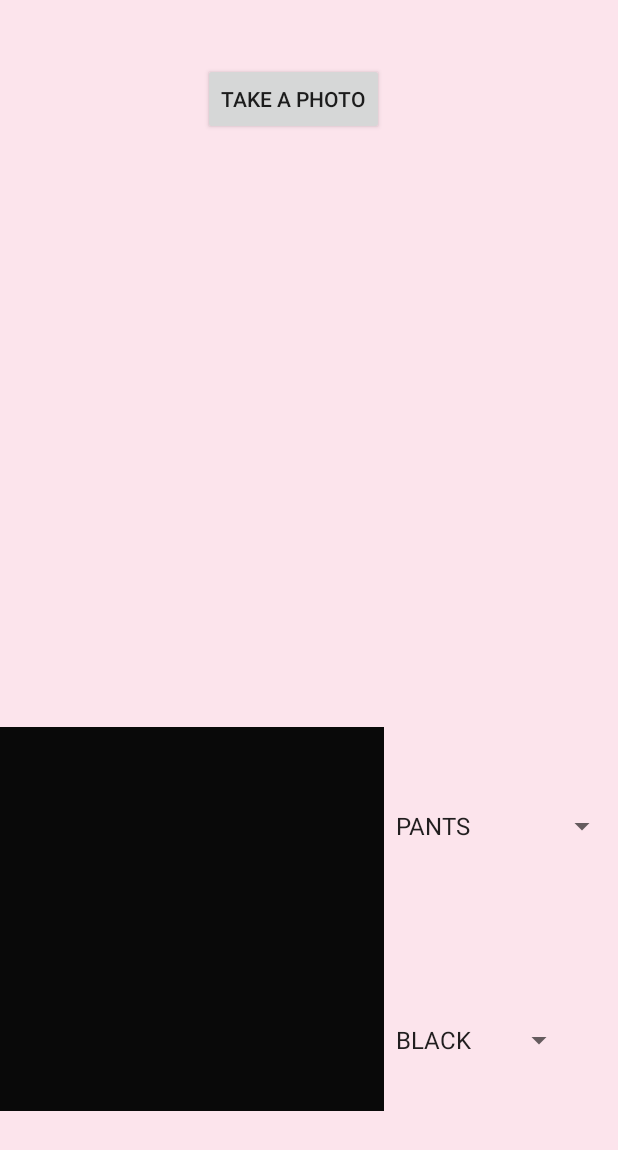
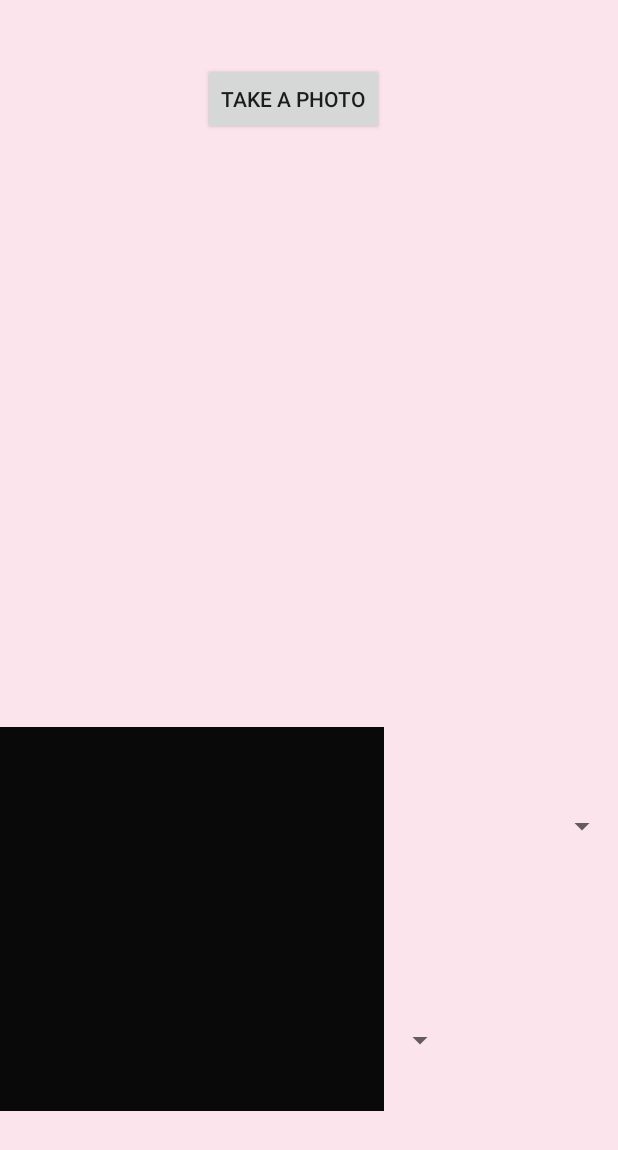
Before and after one commit to SimonaNP/DressMeUp, an Android app: the SaveImage screen opened directly, with no data from a screen before it, on a phone screen of 412 x 824 dp. Shown: the top 1150 px of the screen. Run offline under Robolectric (Android 15) with nearby library versions, the phone set to English and light mode, and no system bars.

Commit message:
changes in Add Item button

```diff
--- a/app/src/main/AndroidManifest.xml
+++ b/app/src/main/AndroidManifest.xml
@@ -22,7 +22,8 @@
         <activity
             android:name=".SaveImage"
             android:label="@string/title_activity_save_image"
-            android:theme="@style/AppTheme.NoActionBar"></activity>
+            android:theme="@style/AppTheme.NoActionBar">
+        </activity>
     </application>
 
 </manifest>
--- a/app/src/main/java/com/qkikakiood/dressmeup/SaveImage.java
+++ b/app/src/main/java/com/qkikakiood/dressmeup/SaveImage.java
@@ -16,74 +16,74 @@ import android.widget.Spinner;
 
 public class SaveImage extends AppCompatActivity {
 
-    private String[] spinnerCategory;
-    private String[] spinnerColor;
-
-    Button btnTakePhoto;
-    Button btnDressMe;
-    ImageView imgTakenPhoto;
-    private static final int CAM_REQUEST=1313;
+//    private String[] spinnerCategory;
+//    private String[] spinnerColor;
+//
+//    Button btnTakePhoto;
+//    Button btnDressMe;
+//    ImageView imgTakenPhoto;
+//    private static final int CAM_REQUEST=1313;
 
     @Override
     protected void onCreate(Bundle savedInstanceState) {
         super.onCreate(savedInstanceState);
         setContentView(R.layout.activity_save_image);
-        Toolbar toolbar = (Toolbar) findViewById(R.id.toolbar);
-        setSupportActionBar(toolbar);
-
-        this.spinnerCategory = new String[] {
-                "PANTS", "SHORTS", "SKIRT", "DRESS", "T-SHIRT", "SHIRT", "THANK TOP","LONG-SLEEVE"
-        };
-        Spinner sCat = (Spinner) findViewById(R.id.spinner_category);
-        ArrayAdapter<String> adapterCat = new ArrayAdapter<String>(this,
-                android.R.layout.simple_spinner_item, spinnerCategory);
-        sCat.setAdapter(adapterCat);
-
-        this.spinnerColor = new String[] {
-                "BLACK", "WHITE", "BLUE", "GREEN", "RED", "PINK", "YELLOW","ORANGE","PURPLE","GREY","BROWN","NUDE"
-        };
-        Spinner sCol = (Spinner) findViewById(R.id.spinner_color);
-        ArrayAdapter<String> adapterCol = new ArrayAdapter<String>(this,
-                android.R.layout.simple_spinner_item, spinnerColor);
-        sCol.setAdapter(adapterCol);
-
-        FloatingActionButton fab = (FloatingActionButton) findViewById(R.id.fab);
-        fab.setOnClickListener(new View.OnClickListener() {
-            @Override
-            public void onClick(View view) {
-                Snackbar.make(view, "Replace with your own action", Snackbar.LENGTH_LONG)
-                        .setAction("Action", null).show();
-            }
-        });
-
-        btnTakePhoto = (Button) findViewById(R.id.btn_add);
-        btnDressMe = (Button) findViewById(R.id.btn_dress);
-        imgTakenPhoto = (ImageView) findViewById(R.id.img_picture_taken);
-
-        btnTakePhoto.setOnClickListener(new btnTakePhotoClicker());
-
-
-    }
-
-    @Override
-    protected void onActivityResult(int requestCode, int resultCode, Intent data){
-        super.onActivityResult(requestCode, resultCode, data);
-
-        if(requestCode == CAM_REQUEST){
-            Bitmap thumbnail = (Bitmap) data.getExtras().get("data");
-            imgTakenPhoto.setImageBitmap(thumbnail);
-        }
-    }
-
-    class btnTakePhotoClicker implements Button.OnClickListener{
-
-        @Override
-        public void onClick(View v) {
-            Intent cameraIntent = new Intent(MediaStore.ACTION_IMAGE_CAPTURE);
-            startActivityForResult(cameraIntent,CAM_REQUEST);
-
-
-        }
+//        Toolbar toolbar = (Toolbar) findViewById(R.id.toolbar);
+//        setSupportActionBar(toolbar);
+//
+//        this.spinnerCategory = new String[] {
+//                "PANTS", "SHORTS", "SKIRT", "DRESS", "T-SHIRT", "SHIRT", "THANK TOP","LONG-SLEEVE"
+//        };
+//        Spinner sCat = (Spinner) findViewById(R.id.spinner_category);
+//        ArrayAdapter<String> adapterCat = new ArrayAdapter<String>(this,
+//                android.R.layout.simple_spinner_item, spinnerCategory);
+//        sCat.setAdapter(adapterCat);
+//
+//        this.spinnerColor = new String[] {
+//                "BLACK", "WHITE", "BLUE", "GREEN", "RED", "PINK", "YELLOW","ORANGE","PURPLE","GREY","BROWN","NUDE"
+//        };
+//        Spinner sCol = (Spinner) findViewById(R.id.spinner_color);
+//        ArrayAdapter<String> adapterCol = new ArrayAdapter<String>(this,
+//                android.R.layout.simple_spinner_item, spinnerColor);
+//        sCol.setAdapter(adapterCol);
+//
+//        FloatingActionButton fab = (FloatingActionButton) findViewById(R.id.fab);
+//        fab.setOnClickListener(new View.OnClickListener() {
+//            @Override
+//            public void onClick(View view) {
+//                Snackbar.make(view, "Replace with your own action", Snackbar.LENGTH_LONG)
+//                        .setAction("Action", null).show();
+//            }
+//        });
+//
+//        btnTakePhoto = (Button) findViewById(R.id.btn_add);
+//        btnDressMe = (Button) findViewById(R.id.btn_dress);
+//        imgTakenPhoto = (ImageView) findViewById(R.id.img_picture_taken);
+//
+//        btnTakePhoto.setOnClickListener(new btnTakePhotoClicker());
+//
+//
+//    }
+//
+//    @Override
+//    protected void onActivityResult(int requestCode, int resultCode, Intent data){
+//        super.onActivityResult(requestCode, resultCode, data);
+//
+//        if(requestCode == CAM_REQUEST){
+//            Bitmap thumbnail = (Bitmap) data.getExtras().get("data");
+//            imgTakenPhoto.setImageBitmap(thumbnail);
+//        }
+//    }
+//
+//    class btnTakePhotoClicker implements Button.OnClickListener{
+//
+//        @Override
+//        public void onClick(View v) {
+//            Intent cameraIntent = new Intent(MediaStore.ACTION_IMAGE_CAPTURE);
+//            startActivityForResult(cameraIntent,CAM_REQUEST);
+//
+//
+//        }
 
     }
 
--- a/app/src/main/res/layout/activity_main.xml
+++ b/app/src/main/res/layout/activity_main.xml
@@ -39,6 +39,7 @@
         android:layout_height="64dp"
         android:id="@+id/btn_add"
         android:text="add new item"
+        android:onClick="openSaveImage"
         android:textAllCaps="true"
         android:textSize="24sp"
         android:typeface="serif"
```
Also changed, not shown: app/src/main/java/com/qkikakiood/dressmeup/MainActivity.java (+8 -3 lines).
